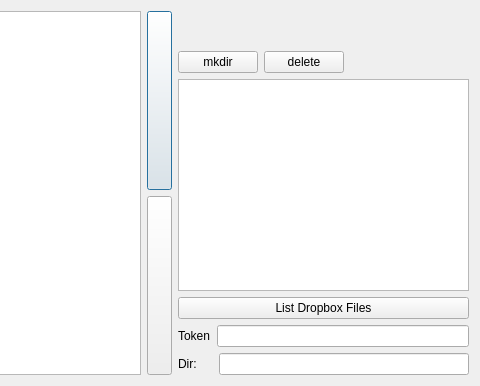
Old version of the form src/widgets/DropboxBrowser/dropboxbrowser.ui in the repository sgersing73/TosecRC; both pictures show x 457 to 937 and y 0 to 386 of the 937 by 386 pixel window.
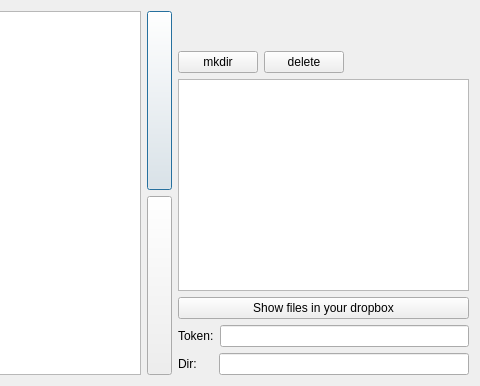
New version of the form. Icons and pictures are not drawn.

```diff
--- a/src/widgets/DropboxBrowser/dropboxbrowser.ui
+++ b/src/widgets/DropboxBrowser/dropboxbrowser.ui
@@ -85,7 +85,7 @@
        <item>
         <widget class="QLabel" name="lblToken">
          <property name="text">
-          <string>Token</string>
+          <string>Token:</string>
          </property>
         </widget>
        </item>
@@ -134,7 +134,7 @@
      <item row="4" column="0">
       <widget class="QPushButton" name="cmdGetFiles">
        <property name="text">
-        <string>List Dropbox Files</string>
+        <string>Show files in your dropbox</string>
        </property>
       </widget>
      </item>
```
Left out of the diff: 4 changed lines with no effect on the pictures.
